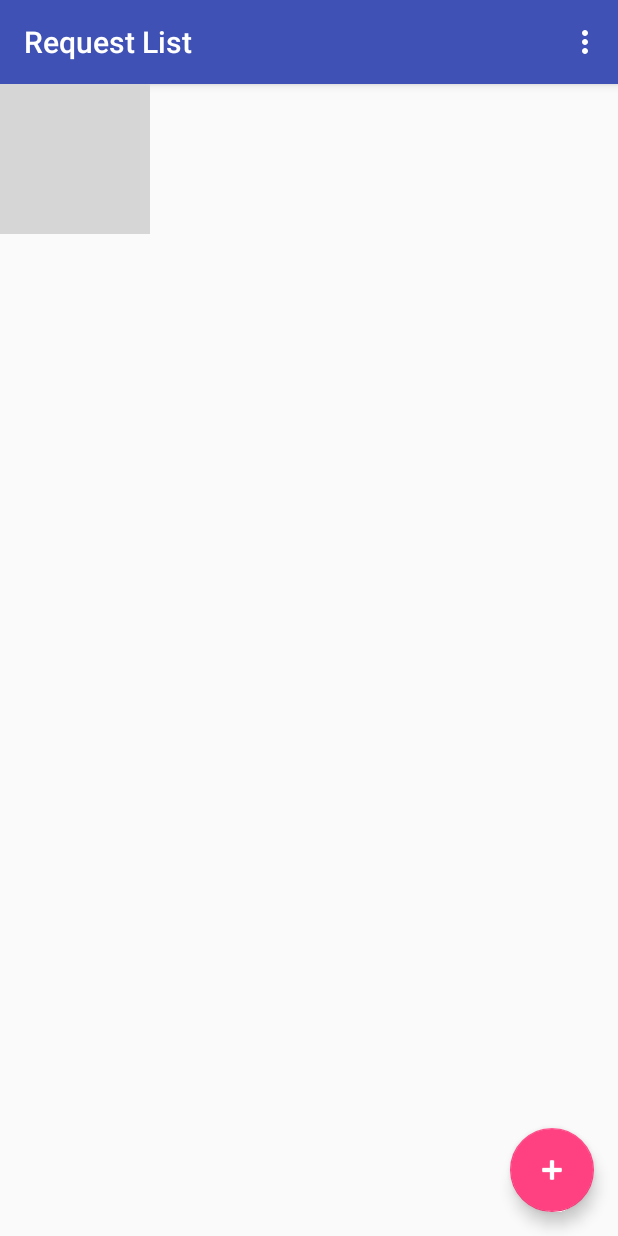
After one commit to vreddy1776/AddRequest, an Android app: the fragment ProfileFragment placed in its activity, on a phone screen of 412 x 824 dp. The commit adds this screen. Run offline under Robolectric (Android 15) with nearby library versions, the phone set to English and light mode, and no system bars; our stand-ins replace Firebase (no records; nobody signed in at launch, a user with empty details on screens opened directly), Room's generated code; libraries missing offline, so code that uses them is left out: com.firebase.ui; pictures from the network do not load; grey boxes are pictures that could not be loaded.

Commit message:
fragment

```diff
--- /dev/null
+++ b/app/src/main/java/com/example/android/addrequest/MVVM/TicketList/ProfileFragment.java
@@ -0,0 +1,47 @@
+package com.example.android.addrequest.MVVM.TicketList;
+
+import android.os.Bundle;
+import android.support.v4.app.Fragment;
+import android.view.LayoutInflater;
+import android.view.View;
+import android.view.ViewGroup;
+import android.widget.ImageView;
+
+import com.bumptech.glide.Glide;
+import com.example.android.addrequest.R;
+import com.google.firebase.auth.FirebaseAuth;
+import com.google.firebase.auth.FirebaseUser;
+
+public class ProfileFragment extends Fragment {
+
+    private ImageView profilePic;
+
+    public ProfileFragment() {
+    }
+
+    /**
+     * Inflates the fragment layout file and sets the correct resource for the image to display
+     */
+    @Override
+    public View onCreateView(LayoutInflater inflater, ViewGroup container, Bundle savedInstanceState) {
+
+        // Inflate the Android-Me fragment layout
+        View rootView = inflater.inflate(R.layout.fragment_profile, container, false);
+
+        FirebaseAuth firebaseAuth = FirebaseAuth.getInstance();
+        FirebaseUser user = firebaseAuth.getCurrentUser();
+
+        // Set the RecyclerView to its corresponding view
+        profilePic = rootView.findViewById(R.id.profilePic);
+        Glide.with(getContext())
+                .load(user.getPhotoUrl())
+                .thumbnail(0.1f)
+                .into(profilePic);
+
+
+        // Return the rootView
+        return rootView;
+    }
+
+
+}
--- a/app/src/main/java/com/example/android/addrequest/MVVM/TicketList/TicketListActivity.java
+++ b/app/src/main/java/com/example/android/addrequest/MVVM/TicketList/TicketListActivity.java
@@ -12,7 +12,6 @@ import android.view.View;
 
 import com.example.android.addrequest.MVVM.AddTicket.AddTicketActivity;
 import com.example.android.addrequest.MVVM.Login.LoginActivity;
-import com.example.android.addrequest.MVVM.Profile.ProfileActivity;
 import com.example.android.addrequest.R;
 import com.example.android.addrequest.Services.FirebaseDbListenerService;
 import com.example.android.addrequest.SharedPreferences.UserProfileSettings;
@@ -29,6 +28,8 @@ public class TicketListActivity extends AppCompatActivity {
     // Constant for logging
     private static final String TAG = TicketListActivity.class.getSimpleName();
 
+    private FragmentManager fragmentManager;
+
     // Member variables for the adapter and RecyclerView
 
     // ViewModel for Main Activity
@@ -43,10 +44,11 @@ public class TicketListActivity extends AppCompatActivity {
         super.onCreate(savedInstanceState);
         setContentView(R.layout.activity_ticket_list);
 
-        MasterTicketListFragment fragment = new MasterTicketListFragment();
-        FragmentManager fragmentManager = getSupportFragmentManager();
+        fragmentManager = getSupportFragmentManager();
+
+        TicketListFragment ticketListFragment = new TicketListFragment();
         fragmentManager.beginTransaction()
-                .add(R.id.master_fragment_container,fragment)
+                .add(R.id.ticketlist_fragment_container,ticketListFragment)
                 .commit();
 
 
@@ -100,8 +102,10 @@ public class TicketListActivity extends AppCompatActivity {
      */
     private void goToProfile() {
 
-        Intent addTicketIntent = new Intent(TicketListActivity.this, ProfileActivity.class);
-        startActivity(addTicketIntent);
+        ProfileFragment profileFragment = new ProfileFragment();
+        fragmentManager.beginTransaction()
+                .add(R.id.profile_fragment_container,profileFragment)
+                .commit();
 
     }
 
--- a/app/src/main/java/com/example/android/addrequest/MVVM/TicketList/MasterTicketListFragment.java
+++ b/app/src/main/java/com/example/android/addrequest/MVVM/TicketList/TicketListFragment.java
@@ -24,9 +24,9 @@ import java.util.List;
 
 import static android.support.v7.widget.DividerItemDecoration.VERTICAL;
 
-public class MasterTicketListFragment extends Fragment implements  TicketAdapter.ItemClickListener{
+public class TicketListFragment extends Fragment implements  TicketAdapter.ItemClickListener{
 
-    private static final String TAG = MasterTicketListFragment.class.getSimpleName();
+    private static final String TAG = TicketListFragment.class.getSimpleName();
 
 
     private RecyclerView mRecyclerView;
@@ -36,7 +36,7 @@ public class MasterTicketListFragment extends Fragment implements  TicketAdapter
     private TicketListViewModel viewModel;
 
 
-    public MasterTicketListFragment() {
+    public TicketListFragment() {
     }
 
     /**
@@ -101,4 +101,6 @@ public class MasterTicketListFragment extends Fragment implements  TicketAdapter
 
     }
 
+
+
 }
--- a/app/src/main/res/layout/activity_ticket_list.xml
+++ b/app/src/main/res/layout/activity_ticket_list.xml
@@ -4,10 +4,23 @@
     android:layout_width="match_parent"
     android:layout_height="match_parent">
 
-    <!-- Fragment -->
-    <FrameLayout android:id="@+id/master_fragment_container"
+    <LinearLayout
         android:layout_width="match_parent"
-        android:layout_height="match_parent"/>
+        android:layout_height="match_parent"
+        android:orientation="vertical">
+
+        <!-- TicketList Fragment -->
+        <FrameLayout android:id="@+id/profile_fragment_container"
+            android:layout_width="match_parent"
+            android:layout_height="wrap_content"/>
+
+        <!-- TicketList Fragment -->
+        <FrameLayout android:id="@+id/ticketlist_fragment_container"
+            android:layout_width="match_parent"
+            android:layout_height="match_parent"/>
+
+    </LinearLayout>
+
 
     <!-- Floating action button that launches AddTicketActivity when clicked -->
     <android.support.design.widget.FloatingActionButton
--- /dev/null
+++ b/app/src/main/res/layout/fragment_profile.xml
@@ -0,0 +1,16 @@
+<?xml version="1.0" encoding="utf-8"?>
+<LinearLayout
+    xmlns:android="http://schemas.android.com/apk/res/android"
+    android:layout_width="match_parent"
+    android:layout_height="200dp"
+    android:orientation="horizontal">
+
+    <!-- Profile Image -->
+    <ImageView
+        android:id="@+id/profilePic"
+        android:layout_width="100dp"
+        android:layout_height="100dp" />
+
+
+
+</LinearLayout>
--- a/app/src/main/res/layout/fragment_ticket_list.xml
+++ b/app/src/main/res/layout/fragment_ticket_list.xml
@@ -1,6 +1,7 @@
 <?xml version="1.0" encoding="utf-8"?>
 <FrameLayout
-    xmlns:android="http://schemas.android.com/apk/res/android" android:layout_width="match_parent"
+    xmlns:android="http://schemas.android.com/apk/res/android"
+    android:layout_width="match_parent"
     android:layout_height="match_parent">
 
     <!-- RecyclerView that is responsible for holding a listTicketEntry data -->
```
